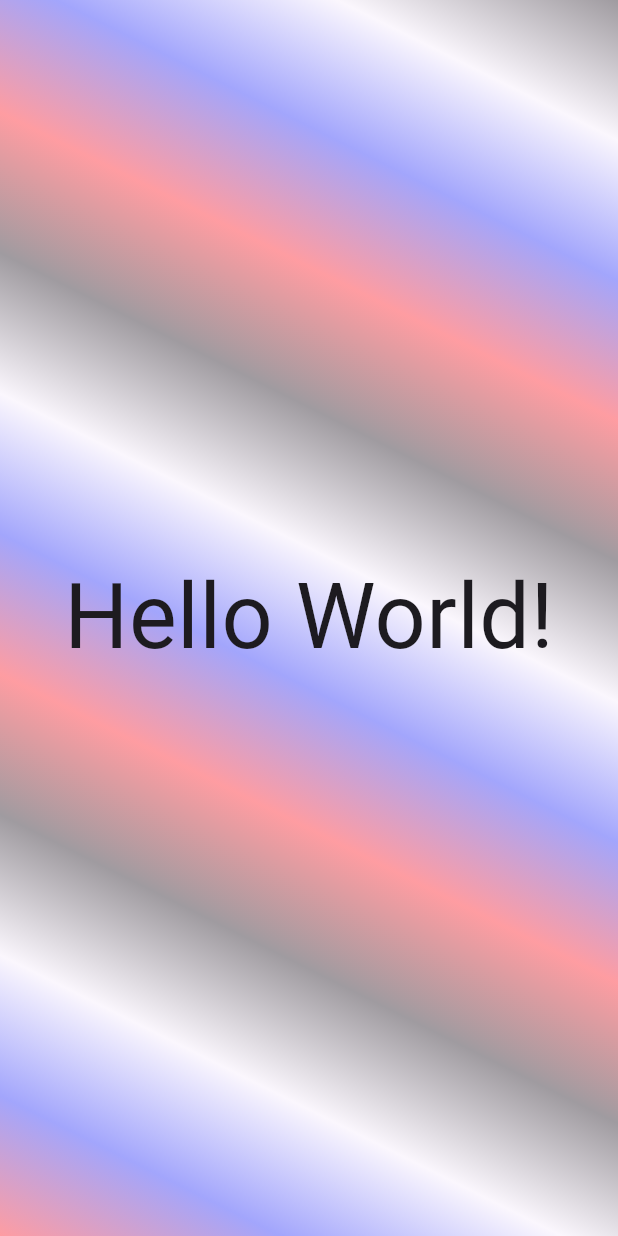
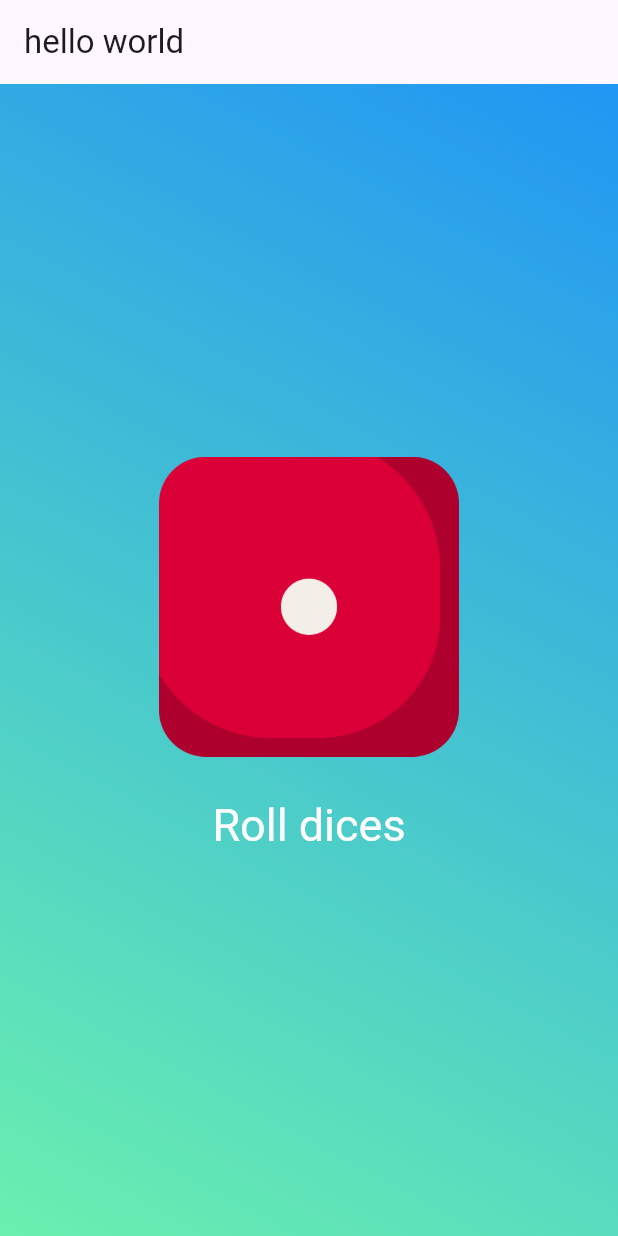
Before and after one commit to da-wit/Flutter-practice, a Flutter app: the screen it shows after launch, on a phone screen of 412 x 824 dp. Run offline on Flutter 3.47's test engine with Material 3 defaults, Android fonts, the phone set to English and light mode, and no system bars.

Commit message:
before the stateful

```diff
--- a/first_new/lib/gradiant_container.dart
+++ b/first_new/lib/gradiant_container.dart
@@ -1,31 +1,75 @@
 import 'package:flutter/material.dart';
+// import './style_widget.dart';
+
+var beginAlign = Alignment.topRight;
+var endAlign = Alignment.bottomLeft;
 
 class GradaintContainer extends StatelessWidget {
-  const GradaintContainer({super.key});
+  //  required this.colors
+  GradaintContainer(this.color1, this.color2, {super.key});
+
+  GradaintContainer.purple({super.key})
+      : color1 = Colors.blue,
+        color2 = Colors.greenAccent;
+
+  // final List<Color> colors;
+  final Color color1;
+  final Color color2;
+
+  var activeImage = 'assets/images/dice-1.png';
+
+  void rollDice() {
+    activeImage = 'assets/images/dice-2.png';
+    print("image is ");
+  }
+
   @override
   Widget build(BuildContext context) {
     return Container(
-      decoration: const BoxDecoration(
-          gradient: LinearGradient(colors: [
-        Color.fromARGB(95, 0, 0, 0),
-        Color.fromARGB(95, 245, 246, 250),
-        Color.fromARGB(95, 8, 28, 247),
-        Color.fromARGB(95, 255, 4, 4),
-        Color.fromARGB(95, 0, 0, 0),
-        Color.fromARGB(95, 245, 246, 250),
-        Color.fromARGB(95, 8, 28, 247),
-        Color.fromARGB(95, 255, 4, 4),
-        Color.fromARGB(95, 0, 0, 0),
-        Color.fromARGB(95, 245, 246, 250),
-        Color.fromARGB(95, 8, 28, 247),
-        Color.fromARGB(95, 255, 4, 4),
-      ], end: Alignment.bottomLeft, begin: Alignment.topRight)),
-      child: const Center(
-        child: Text(
-          "Hello World!",
-          style: TextStyle(fontSize: 60),
-        ),
+      decoration: BoxDecoration(
+        gradient: LinearGradient(colors: [
+          color1, color2
+          // Color.fromARGB(95, 0, 0, 0),
+          // Color.fromARGB(95, 245, 246, 250),
+          // Color.fromARGB(95, 8, 28, 247),
+          // Color.fromARGB(95, 255, 4, 4),
+          // Color.fromARGB(95, 0, 0, 0),
+          // Color.fromARGB(95, 245, 246, 250),
+          // Color.fromARGB(95, 8, 28, 247),
+          // Color.fromARGB(95, 255, 4, 4),
+          // Color.fromARGB(95, 0, 0, 0),
+          // Color.fromARGB(95, 245, 246, 250),
+          // Color.fromARGB(95, 8, 28, 247),
+          // Color.fromARGB(95, 255, 4, 4),
+        ], end: endAlign, begin: beginAlign),
       ),
+      child: Center(
+          child: Column(
+        mainAxisSize: MainAxisSize.min,
+        children: [
+          Image.asset(
+            activeImage,
+            width: 200,
+          ),
+          const SizedBox(
+            height: 20,
+          ),
+          TextButton(
+            onPressed: rollDice,
+            style: TextButton.styleFrom(
+              // padding: const EdgeInsets.only(top: 20),
+              foregroundColor: Colors.white,
+              textStyle: const TextStyle(
+                fontSize: 30,
+              ),
+            ),
+            child: const Text("Roll dices"),
+          )
+        ],
+      )
+          //Elveted button,outlined button, textButton
+          // StyleWidget("Hello world", 70, Colors.deepOrangeAccent)
+          ),
     );
   }
 }
```
Also changed, not shown: first_new/lib/main.dart (+10 -2 lines), first_new/lib/style_widget.dart (added, +22 -0 lines), first_new/pubspec.yaml (+8 -3 lines), first_new/assets/images/dice-1.png (added), first_new/assets/images/dice-2.png (added), first_new/assets/images/dice-3.png (added), first_new/assets/images/dice-4.png (added), first_new/assets/images/dice-5.png (added), first_new/assets/images/dice-6.png (added).
